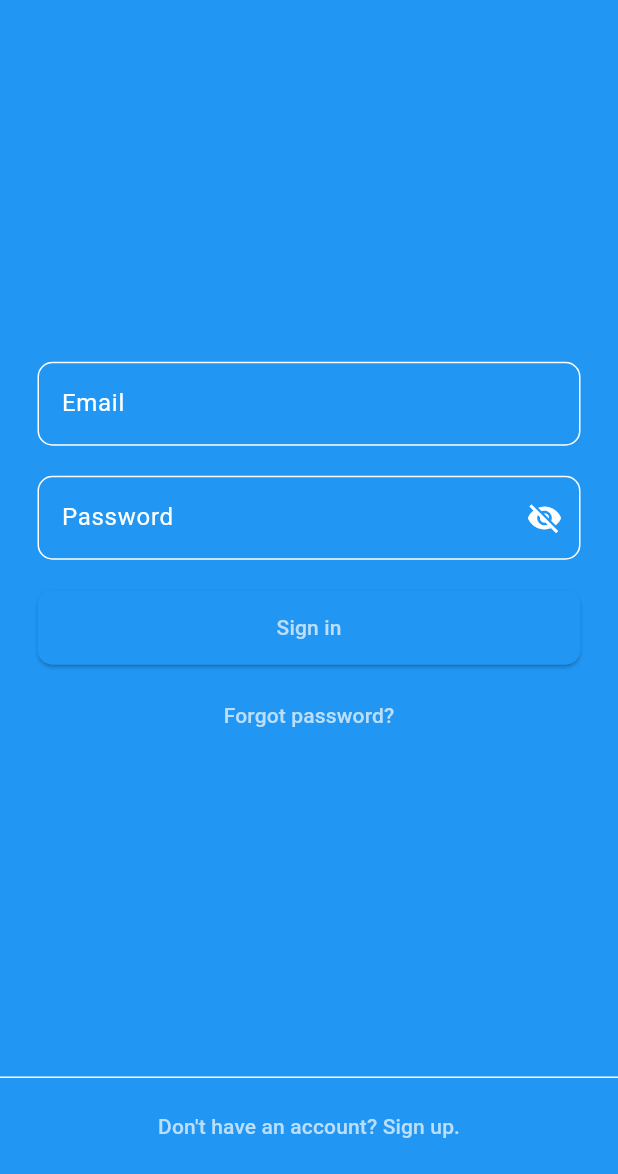
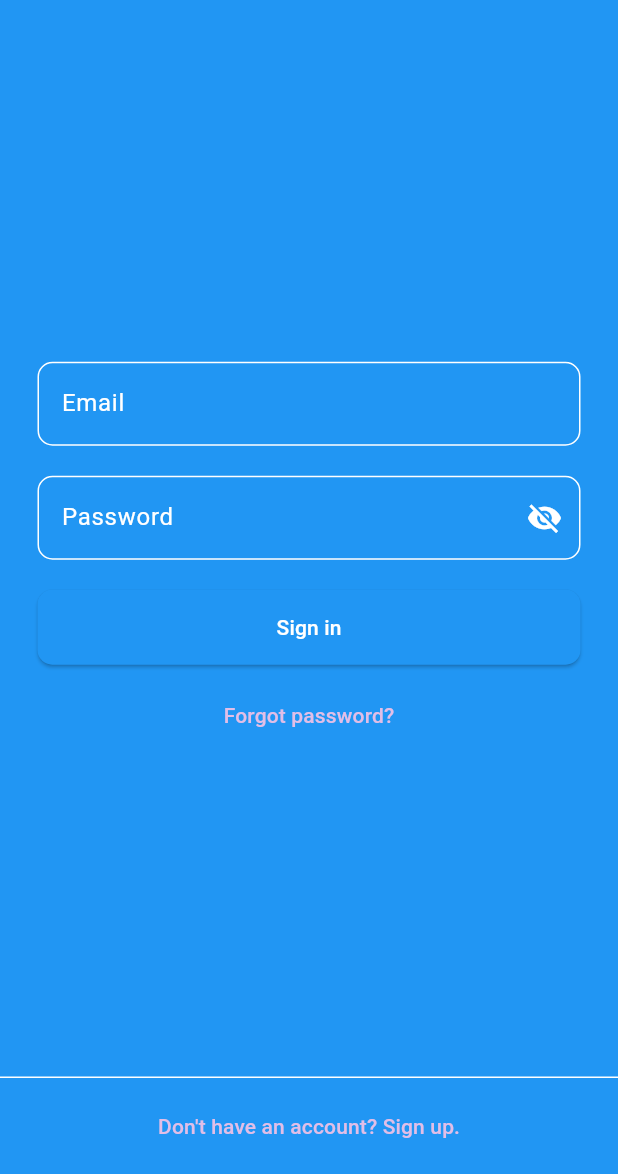
Before and after one commit to pedroramirezneira/enlightfrontend, a Flutter app: the screen it shows after launch, on a phone screen of 412 x 824 dp, the part 62-1236 px from its top. Run offline on Flutter 3.47's test engine with Material 3 defaults, Android fonts, the phone set to English and light mode, and no system bars.

Commit message:
Snackbar theme implementation

```diff
--- a/lib/main.dart
+++ b/lib/main.dart
@@ -24,7 +24,7 @@ class MyApp extends StatelessWidget {
         ),
         colorScheme: ColorScheme(
           brightness: Brightness.dark,
-          primary: Colors.blue.shade100,
+          primary: Colors.purple.shade100,
           onPrimary: Colors.white,
           secondary: Colors.blueAccent.shade100,
           onSecondary: Colors.white,
@@ -45,6 +45,13 @@ class MyApp extends StatelessWidget {
                   borderRadius: BorderRadius.all(Radius.circular(10))),
             ),
             backgroundColor: MaterialStatePropertyAll(Colors.blue),
+            foregroundColor: MaterialStatePropertyAll(Colors.white),
+          ),
+        ),
+        snackBarTheme: const SnackBarThemeData(
+          backgroundColor: Colors.blue,
+          contentTextStyle: TextStyle(
+            color: Colors.white,
           ),
         ),
       ),
```
